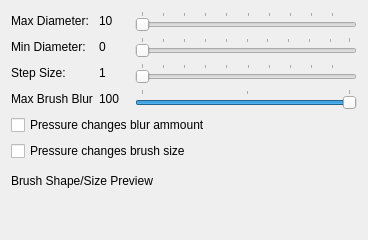
skitzycat/beedraw, file designer/BlurOptionsWidgetUi.ui: the form before one commit.
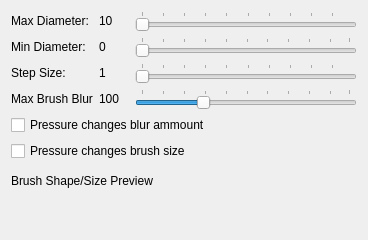
The form after the commit.

Patch:
```diff
--- a/designer/BlurOptionsWidgetUi.ui
+++ b/designer/BlurOptionsWidgetUi.ui
@@ -106,10 +106,13 @@
         <number>2</number>
        </property>
        <property name="pageStep">
-        <number>50</number>
+        <number>10</number>
+       </property>
+       <property name="value">
+        <number>30</number>
        </property>
        <property name="sliderPosition">
-        <number>100</number>
+        <number>30</number>
        </property>
        <property name="orientation">
         <enum>Qt::Horizontal</enum>
```
Left out of the diff: 4 changed lines with no effect on the pictures.
